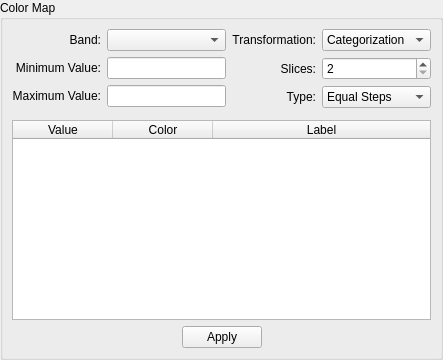
Above: src/terralib/qt/widgets/se/ui/ColorMapWidgetForm.ui from claudiobogossian/terralib5 before the change. Below: the same form after it.
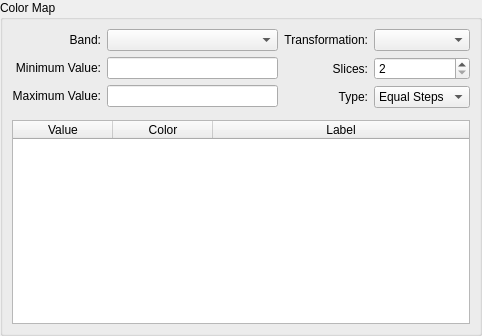
That is the form after the change.

```diff
--- a/src/terralib/qt/widgets/se/ui/ColorMapWidgetForm.ui
+++ b/src/terralib/qt/widgets/se/ui/ColorMapWidgetForm.ui
@@ -6,8 +6,8 @@
    <rect>
     <x>0</x>
     <y>0</y>
-    <width>443</width>
-    <height>360</height>
+    <width>482</width>
+    <height>336</height>
    </rect>
   </property>
   <property name="windowTitle">
@@ -163,23 +163,7 @@
                </widget>
               </item>
               <item row="0" column="0">
-               <widget class="QComboBox" name="m_transformComboBox">
-                <item>
-                 <property name="text">
-                  <string>Categorization</string>
-                 </property>
-                </item>
-                <item>
-                 <property name="text">
-                  <string>Interpolation</string>
-                 </property>
-                </item>
-                <item>
-                 <property name="text">
-                  <string>Recoding</string>
-                 </property>
-                </item>
-               </widget>
+               <widget class="QComboBox" name="m_transformComboBox"/>
               </item>
              </layout>
             </item>
@@ -224,43 +208,6 @@
             </column>
            </widget>
           </item>
-          <item row="2" column="0">
-           <layout class="QGridLayout" name="gridLayout">
-            <item row="0" column="0">
-             <spacer name="horizontalSpacer">
-              <property name="orientation">
-               <enum>Qt::Horizontal</enum>
-              </property>
-              <property name="sizeHint" stdset="0">
-               <size>
-                <width>40</width>
-                <height>20</height>
-               </size>
-              </property>
-             </spacer>
-            </item>
-            <item row="0" column="1">
-             <widget class="QPushButton" name="m_applyPushButton">
-              <property name="text">
-               <string>Apply</string>
-              </property>
-             </widget>
-            </item>
-            <item row="0" column="2">
-             <spacer name="horizontalSpacer_2">
-              <property name="orientation">
-               <enum>Qt::Horizontal</enum>
-              </property>
-              <property name="sizeHint" stdset="0">
-               <size>
-                <width>40</width>
-                <height>20</height>
-               </size>
-              </property>
-             </spacer>
-            </item>
-           </layout>
-          </item>
          </layout>
         </item>
        </layout>
```
Left out of the diff: 1 changed line with no effect on the pictures.
